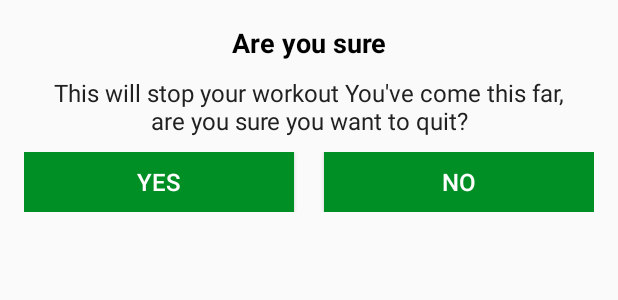
After one commit to liguopengbenli/workoutAPP, an Android app: the layout dialog_custom_back_confirmation.xml on its own in the app's theme, with its tools: preview values and no code run, on a phone screen of 412 x 824 dp. The commit adds this screen. Shown: the top 300 px of the screen. Run offline under Robolectric (Android 15) with nearby library versions, the phone set to English and light mode, and no system bars.

Commit message:
create a custom dialog when user press back button

```diff
--- a/app/src/main/java/com/lig/a7minuteworkout/ExerciseActivity.kt
+++ b/app/src/main/java/com/lig/a7minuteworkout/ExerciseActivity.kt
@@ -1,5 +1,6 @@
 package com.lig.a7minuteworkout
 
+import android.app.Dialog
 import android.content.Intent
 import android.media.MediaPlayer
 import androidx.appcompat.app.AppCompatActivity
@@ -12,6 +13,7 @@ import android.view.View.VISIBLE
 import android.widget.Toast
 import androidx.recyclerview.widget.LinearLayoutManager
 import kotlinx.android.synthetic.main.activity_exercise.*
+import kotlinx.android.synthetic.main.dialog_custom_back_confirmation.*
 import java.lang.Exception
 import java.util.*
 import kotlin.collections.ArrayList
@@ -42,7 +44,7 @@ class ExerciseActivity : AppCompatActivity(), TextToSpeech.OnInitListener {
             actionBar.setDisplayHomeAsUpEnabled(true)
         }
         toolbar_exercise_activity.setNavigationOnClickListener {
-            onBackPressed()
+            customDialogForBackButton()
         }
 
         tts = TextToSpeech(this, this)
@@ -176,4 +178,18 @@ class ExerciseActivity : AppCompatActivity(), TextToSpeech.OnInitListener {
 
     }
 
+    private fun customDialogForBackButton(){
+        val customDialog = Dialog(this)
+        customDialog.setContentView(R.layout.dialog_custom_back_confirmation)
+        customDialog.tvYes.setOnClickListener {
+            finish()
+            customDialog.dismiss()
+        }
+
+        customDialog.tvNo.setOnClickListener {
+            customDialog.dismiss()
+        }
+        customDialog.show()
+    }
+
 }
--- /dev/null
+++ b/app/src/main/res/layout/dialog_custom_back_confirmation.xml
@@ -0,0 +1,61 @@
+<?xml version="1.0" encoding="utf-8"?>
+<LinearLayout xmlns:android="http://schemas.android.com/apk/res/android"
+    android:orientation="vertical"
+    android:layout_width="match_parent"
+    android:layout_height="wrap_content"
+    android:gravity="center"
+    android:padding="16dp">
+
+    <TextView
+        android:layout_width="match_parent"
+        android:layout_height="wrap_content"
+        android:gravity="center"
+        android:text="Are you sure"
+        android:textColor="@android:color/black"
+        android:textSize="18sp"
+        android:textStyle="bold"/>
+
+    <TextView
+        android:layout_width="match_parent"
+        android:layout_height="wrap_content"
+        android:layout_marginStart="10dp"
+        android:layout_marginTop="10dp"
+        android:layout_marginEnd="10dp"
+        android:gravity="center"
+        android:text="This will stop your workout You\'ve come this far, are you sure you want to quit?"
+        android:textColor="#212121"
+        android:textSize="16sp"/>
+
+    <LinearLayout
+        android:layout_width="match_parent"
+        android:layout_height="wrap_content"
+        android:layout_marginTop="10dp"
+        android:orientation="horizontal">
+
+        <Button
+            android:id="@+id/tvYes"
+            android:layout_width="0dp"
+            android:layout_height="40dp"
+            android:layout_marginEnd="10dp"
+            android:layout_weight="1"
+            android:background="@color/colorAccent"
+            android:gravity="center"
+            android:padding="8dp"
+            android:text="YES"
+            android:textColor="#FFFFFF"
+            android:textSize="16sp"/>
+
+        <Button
+            android:id="@+id/tvNo"
+            android:layout_width="0dp"
+            android:layout_height="40dp"
+            android:layout_marginStart="10dp"
+            android:layout_weight="1"
+            android:background="@color/colorAccent"
+            android:gravity="center"
+            android:padding="8dp"
+            android:text="No"
+            android:textColor="#FFFFFF"
+            android:textSize="16sp"/>
+    </LinearLayout>
+</LinearLayout>
```
